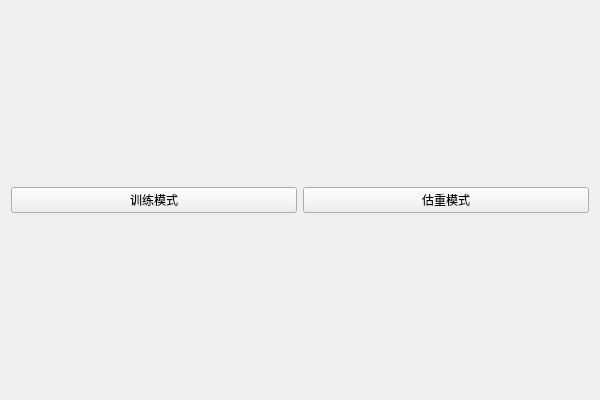
Lvjihong/OrbbecAndQt, file OrbbecDemo1.1/MainWindow.ui: the form before one commit.
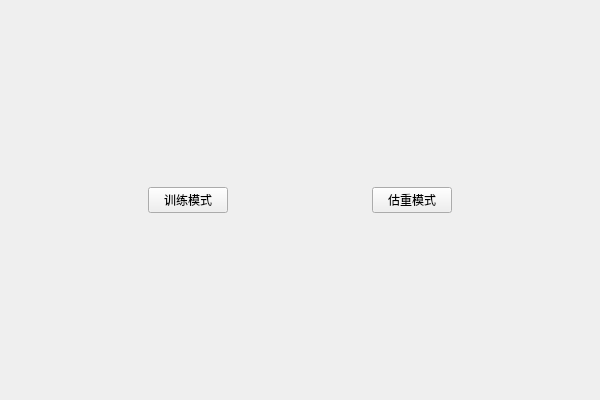
The form after the commit.

What changed in the file:
```diff
--- a/OrbbecDemo1.1/MainWindow.ui
+++ b/OrbbecDemo1.1/MainWindow.ui
@@ -15,6 +15,19 @@
   </property>
   <widget class="QWidget" name="centralWidget">
    <layout class="QHBoxLayout" name="horizontalLayout">
+    <item>
+     <spacer name="horizontalSpacer">
+      <property name="orientation">
+       <enum>Qt::Horizontal</enum>
+      </property>
+      <property name="sizeHint" stdset="0">
+       <size>
+        <width>40</width>
+        <height>20</height>
+       </size>
+      </property>
+     </spacer>
+    </item>
     <item>
      <widget class="QPushButton" name="btn_train">
       <property name="text">
@@ -22,6 +35,19 @@
       </property>
      </widget>
     </item>
+    <item>
+     <spacer name="horizontalSpacer_3">
+      <property name="orientation">
+       <enum>Qt::Horizontal</enum>
+      </property>
+      <property name="sizeHint" stdset="0">
+       <size>
+        <width>40</width>
+        <height>20</height>
+       </size>
+      </property>
+     </spacer>
+    </item>
     <item>
      <widget class="QPushButton" name="pushButton_2">
       <property name="text">
@@ -29,6 +55,19 @@
       </property>
      </widget>
     </item>
+    <item>
+     <spacer name="horizontalSpacer_2">
+      <property name="orientation">
+       <enum>Qt::Horizontal</enum>
+      </property>
+      <property name="sizeHint" stdset="0">
+       <size>
+        <width>40</width>
+        <height>20</height>
+       </size>
+      </property>
+     </spacer>
+    </item>
    </layout>
   </widget>
  </widget>
```
